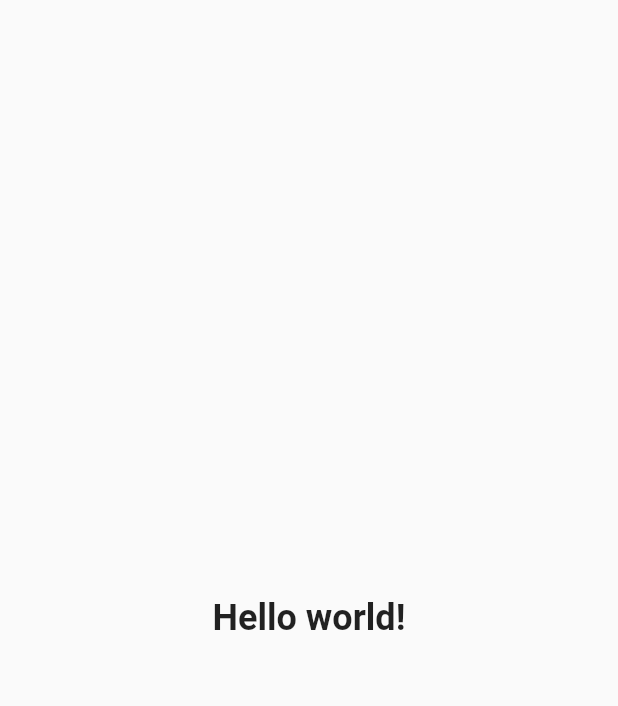
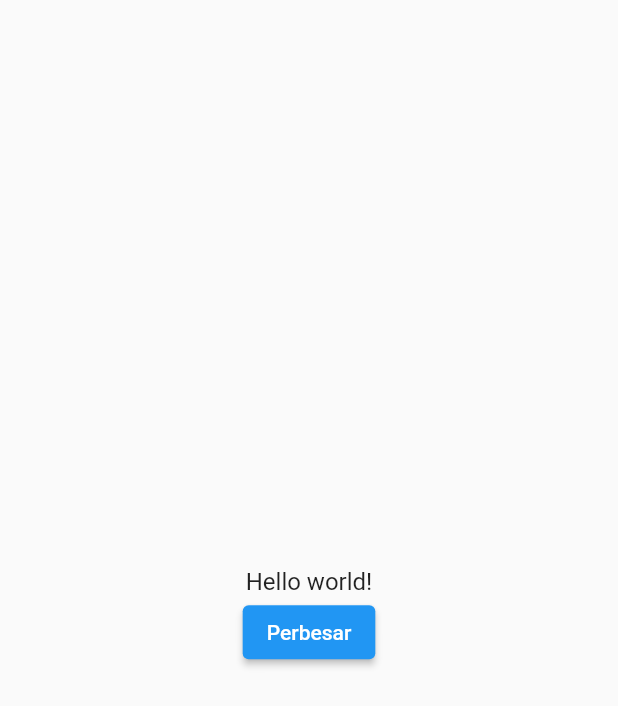
Before and after one commit to samyutomo/learn-basic-flutter, a Flutter app: the screen it shows after launch, on a phone screen of 412 x 824 dp. Shown: the top 706 px of the screen. Run offline on Flutter 3.47's test engine with Material 2 defaults, Android fonts, the phone set to English and light mode, and no system bars.

Commit message:
learn example code 03: StatefulWidget

```diff
--- a/lib/main.dart
+++ b/lib/main.dart
@@ -12,7 +12,7 @@ class MyApp extends StatelessWidget {
       theme: ThemeData(primarySwatch: Colors.blue),
       home: const Scaffold(
         body: Center(
-          child: Heading(text: "Hello world!"),
+          child: BiggerText(text: "Hello world!"),
         ),
       ),
     );
@@ -28,7 +28,40 @@ class Heading extends StatelessWidget {
   Widget build(BuildContext context) {
     return Text(
       text,
-      style: const TextStyle(fontSize: 24, fontWeight: FontWeight.bold),
+      style: const TextStyle(fontSize: 24.0, fontWeight: FontWeight.bold),
     );
   }
 }
+
+class BiggerText extends StatefulWidget {
+  final String text;
+
+  const BiggerText({Key? key, required this.text}) : super(key: key);
+
+  @override
+  State<BiggerText> createState() => _BiggerTextState();
+}
+
+class _BiggerTextState extends State<BiggerText> {
+  double _textSize = 16.0;
+
+  @override
+  Widget build(BuildContext context) {
+    return Column(
+      mainAxisAlignment: MainAxisAlignment.center,
+      children: [
+        Text(
+          widget.text,
+          style: TextStyle(fontSize: _textSize),
+        ),
+        ElevatedButton(
+            onPressed: () {
+              setState(() {
+                _textSize = 32.0;
+              });
+            },
+            child: const Text("Perbesar"))
+      ],
+    );
+  }
+}
```
